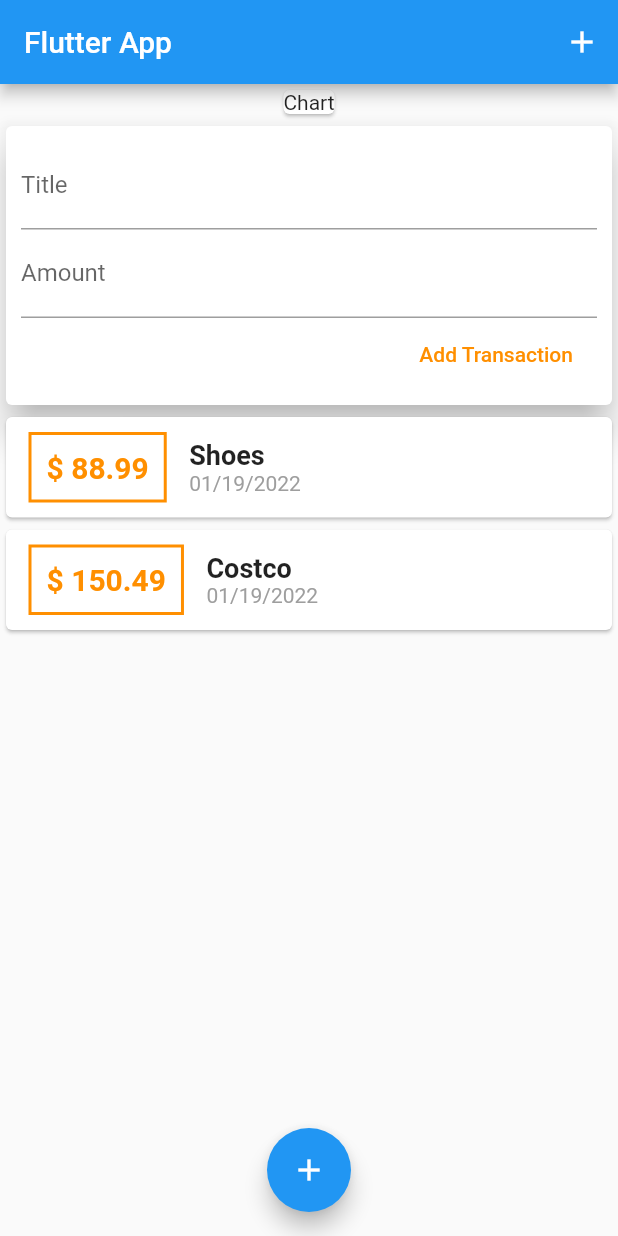
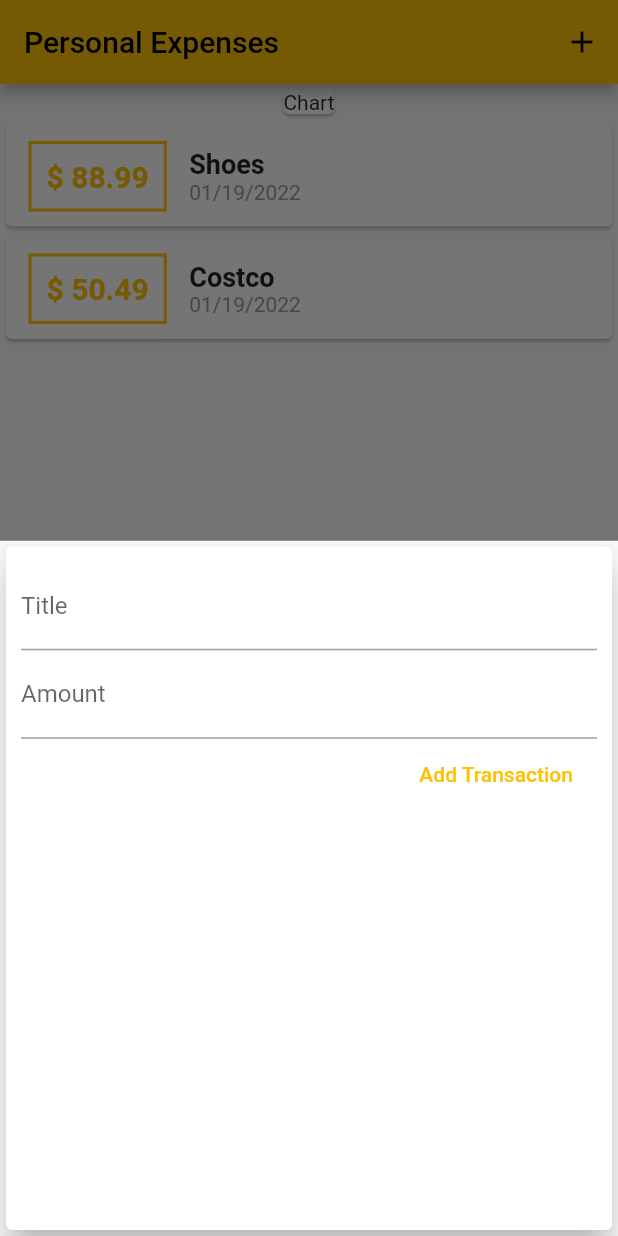
Before and after one commit to jaychavhan/FlutterExpensesCalculator, a Flutter app: the screen it shows after launch, after a tap on the "add" icon, on a phone screen of 412 x 824 dp. Run offline on Flutter 3.47's test engine with Material 2 defaults, Android fonts, the phone set to English and light mode, and no system bars.

Commit message:
updated app

```diff
--- a/lib/Widgets/Transaction_List.dart
+++ b/lib/Widgets/Transaction_List.dart
@@ -8,7 +8,7 @@ class TransactionList extends StatelessWidget {
   @override
   Widget build(BuildContext context) {
     return Container(
-      height: 400,
+      height: 600,
       child: ListView.builder(
         itemBuilder: (ctx,index){
           return Card(
@@ -21,7 +21,7 @@ class TransactionList extends StatelessWidget {
                   ),
                   decoration: BoxDecoration(
                     border: Border.all(
-                      color: Colors.amber[800],
+                      color: Theme.of(context).primaryColor,
                       width: 2,
                     ),
                   ),
@@ -30,7 +30,7 @@ class TransactionList extends StatelessWidget {
                       style: TextStyle(
                           fontWeight: FontWeight.bold,
                           fontSize: 20,
-                          color: Colors.amber[800])),
+                          color: Theme.of(context).primaryColor)),
                 ),
                 Column(
                   crossAxisAlignment: CrossAxisAlignment.start,
--- a/lib/Widgets/newtransaction.dart
+++ b/lib/Widgets/newtransaction.dart
@@ -1,20 +1,30 @@
 import 'package:flutter/material.dart';
-import './userTransaction.dart';
-class NewTransaction extends StatelessWidget {
+
+class NewTransaction extends StatefulWidget {
   final Function newTX;
+
+  NewTransaction(this.newTX);
+
+  @override
+  State<NewTransaction> createState() => _NewTransactionState();
+}
+
+class _NewTransactionState extends State<NewTransaction> {
   final titleController = TextEditingController();
+
   final amountController = TextEditingController();
-  NewTransaction(this.newTX);
-  void submitData()
-  {
+
+  void submitData() {
     final newEnteredTitle = titleController.text;
     final newEnteredAmount = double.parse(amountController.text);
-    if(newEnteredTitle.isEmpty || newEnteredAmount<0)
-    {
+    if (newEnteredTitle.isEmpty || newEnteredAmount < 0) {
       return;
     }
-    newTX(newEnteredTitle, newEnteredAmount);
+    widget.newTX(newEnteredTitle, newEnteredAmount);
+
+    Navigator.of(context).pop();
   }
+
   @override
   Widget build(BuildContext context) {
     return Card(
@@ -38,7 +48,7 @@ class NewTransaction extends StatelessWidget {
             FlatButton(
               onPressed: submitData,
               child: Text("Add Transaction"),
-                    textColor: Colors.amber[800],
+              textColor: Theme.of(context).primaryColor,
             ),
           ],
         ),
--- a/lib/Widgets/userTransaction.dart
+++ /dev/null
@@ -1,35 +0,0 @@
-import 'package:flutter/material.dart';
-import './newtransaction.dart';
-import './Transaction_List.dart';
-import '../Modules/Transaction.dart';
-
-class UserTransaction extends StatefulWidget {
-  @override
-  _UserTransactionState createState() => _UserTransactionState();
-}
-
-class _UserTransactionState extends State<UserTransaction> {
-  final List<Transaction> _Transactions = [
-    Transaction(id: 't1', title: 'Shoes', amount: 88.99, date: DateTime.now()),
-    Transaction(
-        id: 't2', title: 'Costco', amount: 150.49, date: DateTime.now()),
-  ];
-  void _addNewTransaction(String newTitle, double newAmount) {
-    final newTX = Transaction(
-        title: newTitle,
-        amount: newAmount,
-        date: DateTime.now(),
-        id: DateTime.now().toString());
-
-    setState(() {
-      _Transactions.add(newTX);
-    });
-  }
-
-  @override
-  Widget build(BuildContext context) {
-    return Column(
-      children: [NewTransaction(_addNewTransaction), TransactionList(_Transactions)],
-    );
-  }
-}
--- a/lib/main.dart
+++ b/lib/main.dart
@@ -1,36 +1,66 @@
 import 'package:flutter/material.dart';
-import './Widgets/userTransaction.dart';
-
+import 'package:flutter_complete_guide/Widgets/Transaction_List.dart';
+import './Widgets/newtransaction.dart';
+import './Widgets/Transaction_List.dart';
+import './Modules/Transaction.dart';
 void main() => runApp(MyApp());
 
 class MyApp extends StatelessWidget {
   @override
   Widget build(BuildContext context) {
     return MaterialApp(
-      title: 'Flutter App',
+      title: 'Personal Expenses',
+      theme: ThemeData(primarySwatch: Colors.amber),
       home: MyHomePage(),
     );
   }
 }
 
-class MyHomePage extends StatelessWidget {
+class MyHomePage extends StatefulWidget {
+  @override
+  State<MyHomePage> createState() => _MyHomePageState();
+}
+
+class _MyHomePageState extends State<MyHomePage> {
+  final List<Transaction> _Transactions = [
+    Transaction(id: 't1', title: 'Shoes', amount: 88.99, date: DateTime.now()),
+    Transaction(
+        id: 't2', title: 'Costco', amount: 50.49, date: DateTime.now()),
+  ];
+  void _addNewTransaction(String newTitle, double newAmount) {
+    final newTX = Transaction(
+        title: newTitle,
+        amount: newAmount,
+        date: DateTime.now(),
+        id: DateTime.now().toString());
+
+    setState(() {
+      _Transactions.add(newTX);
+    });
+  }
+  void _startNewTransaction(BuildContext ctx){
+    showModalBottomSheet(context: ctx, builder:(_) {
+      return NewTransaction(_addNewTransaction);
+    },);
+  }
+
   @override
   Widget build(BuildContext context) {
     return Scaffold(
       appBar: AppBar(
-        title: Text('Flutter App'),
-        actions: [IconButton(onPressed: () {}, icon: Icon(Icons.add))],
+        title: Text('Personal Expenses'),
+        actions: [IconButton(onPressed: () { _startNewTransaction(context);}, icon: Icon(Icons.add))],
       ),
       body: SingleChildScrollView(
         child: Column(
           children: [
             Card(child: Text('Chart')),
-            UserTransaction(),
+            TransactionList(_Transactions),
           ],
         ),
       ),
       floatingActionButtonLocation: FloatingActionButtonLocation.centerFloat,
-      floatingActionButton: FloatingActionButton(onPressed: () {}, child: Icon(Icons.add)),
+      floatingActionButton: FloatingActionButton(onPressed: () { _startNewTransaction(context);}, child: Icon(Icons.add)),
     );
   }
 }
```
Lines whose indentation alone changed are shown as unchanged.
